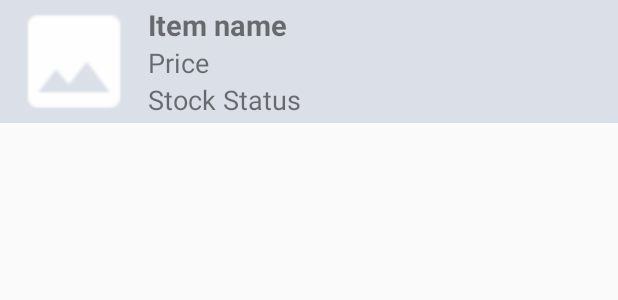
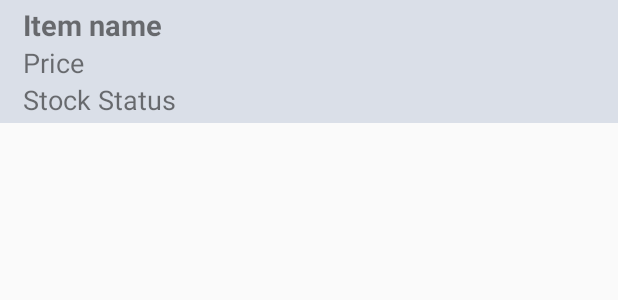
Before and after one commit to zhliu23/BackInStock, an Android app: the layout listview_item.xml on its own in the app's theme, with its tools: preview values and no code run, on a phone screen of 412 x 824 dp. Shown: the top 300 px of the screen. Run offline under Robolectric (Android 15) with nearby library versions, the phone set to English and light mode, and no system bars.

```diff
--- a/app/src/main/java/com/example/zhen/backinstock/controller/BackgroundService.java
+++ b/app/src/main/java/com/example/zhen/backinstock/controller/BackgroundService.java
@@ -1,11 +1,9 @@
 package com.example.zhen.backinstock.controller;
 
-import android.app.Activity;
 import android.app.IntentService;
 import android.app.Notification;
 import android.app.NotificationManager;
 import android.content.Intent;
-import android.support.v4.content.LocalBroadcastManager;
 import android.util.Log;
 
 import com.example.zhen.backinstock.R;
--- a/app/src/main/java/com/example/zhen/backinstock/controller/ItemArrayAdapter.java
+++ b/app/src/main/java/com/example/zhen/backinstock/controller/ItemArrayAdapter.java
@@ -18,8 +18,6 @@ import com.example.zhen.backinstock.R;
 import com.example.zhen.backinstock.model.Item;
 
 import java.util.List;
-
-//import static com.example.zhen.backinstock.R.id.imageView;
 
 /**
  * Created by Zhen on 4/10/2017.
@@ -82,8 +80,6 @@ public class ItemArrayAdapter extends ArrayAdapter<Item> {
         TextView priceText = (TextView) view.findViewById(R.id.priceText);
         TextView statusText = (TextView) view.findViewById(R.id.statusText);
 
-        //ImageView imageView = (ImageView) view.findViewById(R.id.itemImage);
-
         Item item = itemList.get(position);
 
         nameText.setText(item.getName());
--- a/app/src/main/java/com/example/zhen/backinstock/controller/NetworkScheduler.java
+++ b/app/src/main/java/com/example/zhen/backinstock/controller/NetworkScheduler.java
@@ -14,7 +14,6 @@ import java.util.ArrayList;
 
 public class NetworkScheduler extends BroadcastReceiver {
     public static final int REQUEST_CODE = 12345;
-    public static final String ACTION = "com.example.zhen.backinstock.controller.NetworkScheduler";
 
     @Override
     public void onReceive(Context context, Intent intent) {
--- a/app/src/main/res/layout/listview_item.xml
+++ b/app/src/main/res/layout/listview_item.xml
@@ -14,19 +14,20 @@
         <!--android:layout_marginLeft="10dp"-->
         <!--android:focusable="false"/>-->
 
-    <ImageView
-        android:id="@+id/itemImage"
-        android:layout_weight="25"
-        android:layout_width="0dp"
-        android:layout_height="match_parent"
-        android:src="@drawable/ic_image_holder" />
+    <!--<ImageView-->
+        <!--android:id="@+id/itemImage"-->
+        <!--android:layout_weight="25"-->
+        <!--android:layout_width="0dp"-->
+        <!--android:layout_height="match_parent"-->
+        <!--android:src="@drawable/ic_image_holder" />-->
 
     <LinearLayout
         android:layout_weight="75"
-        android:layout_width="0dp"
+        android:layout_width="match_parent"
         android:layout_height="wrap_content"
         android:orientation="vertical"
-        android:layout_marginRight="15dp">
+        android:layout_marginRight="15dp"
+        android:layout_marginLeft="15dp">
 
         <TextView
             android:id="@+id/nameText"
```
Also changed, not shown: app/src/main/java/com/example/zhen/backinstock/controller/MainActivity.java (+5 -2 lines), app/src/main/res/drawable/ic_stat_bar.png (added).
